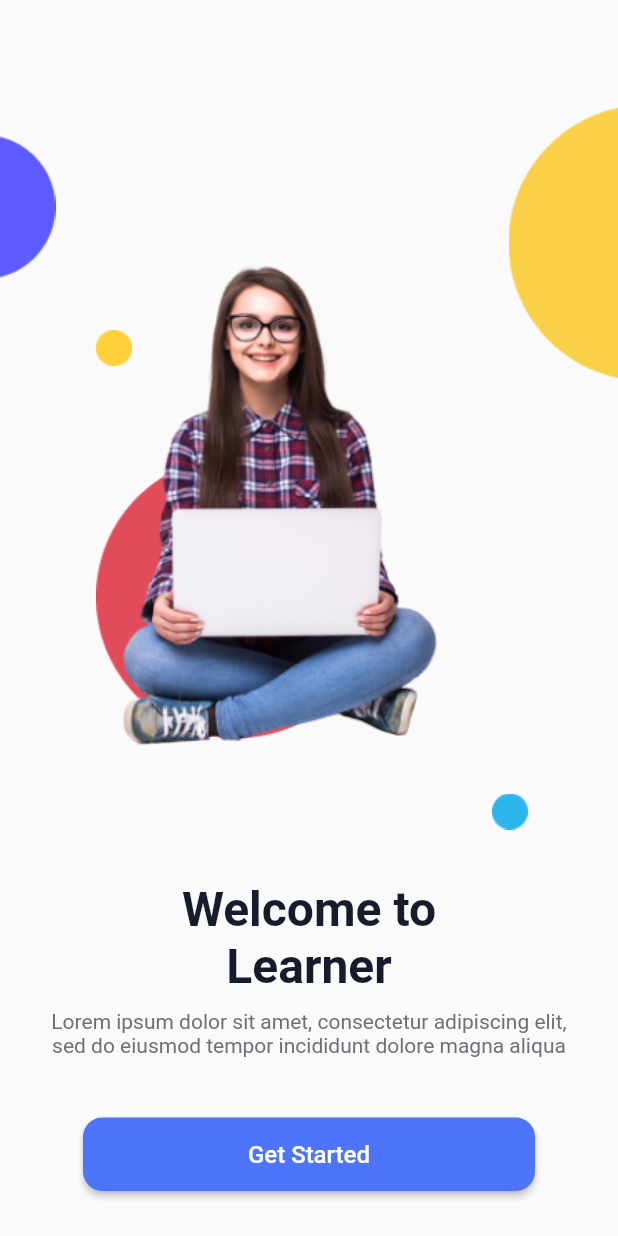
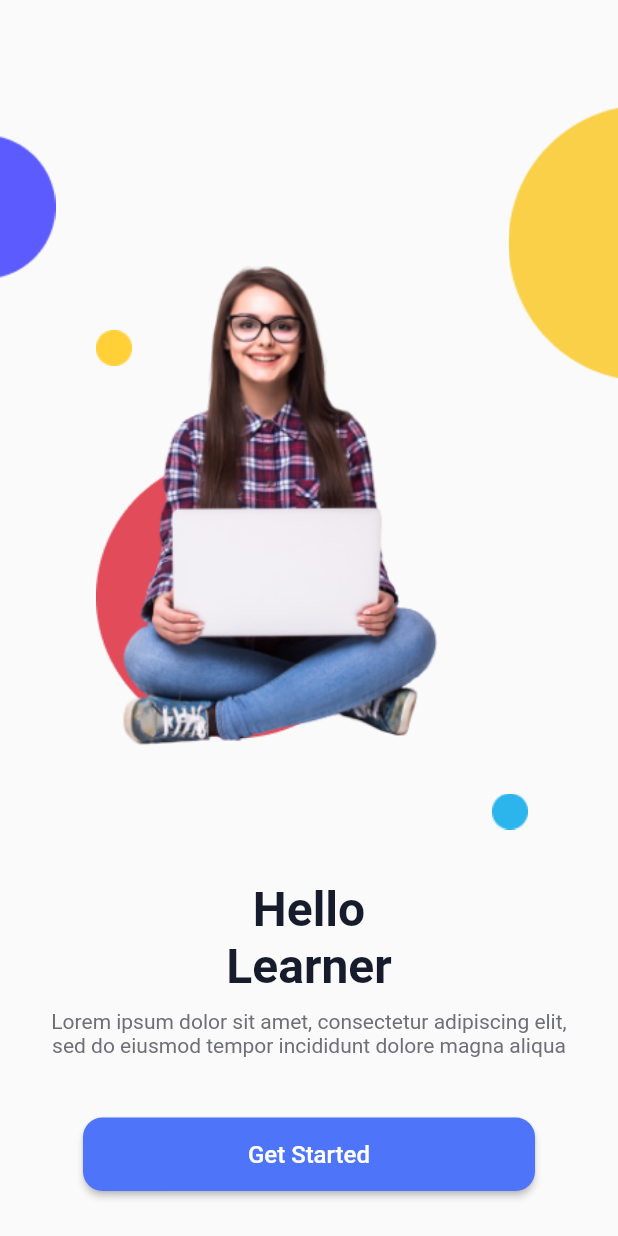
Before and after one commit to Ashraf2500/learner_education_app, a Flutter app: the screen it shows after launch, on a phone screen of 412 x 824 dp. Run offline on Flutter 3.47's test engine with Material 2 defaults, Android fonts, the phone set to English and light mode, and no system bars.

Commit message:
change text to hello

```diff
--- a/lib/screens/welcome_screen.dart
+++ b/lib/screens/welcome_screen.dart
@@ -71,7 +71,7 @@ class WelcomeScreen extends StatelessWidget {
             Column(
               children: [
                 const Text(
-                  "Welcome to",
+                  "Hello",
                   style: TextStyle(
                     color: Color(0xff161C2B),
                     fontSize: 32,
```
